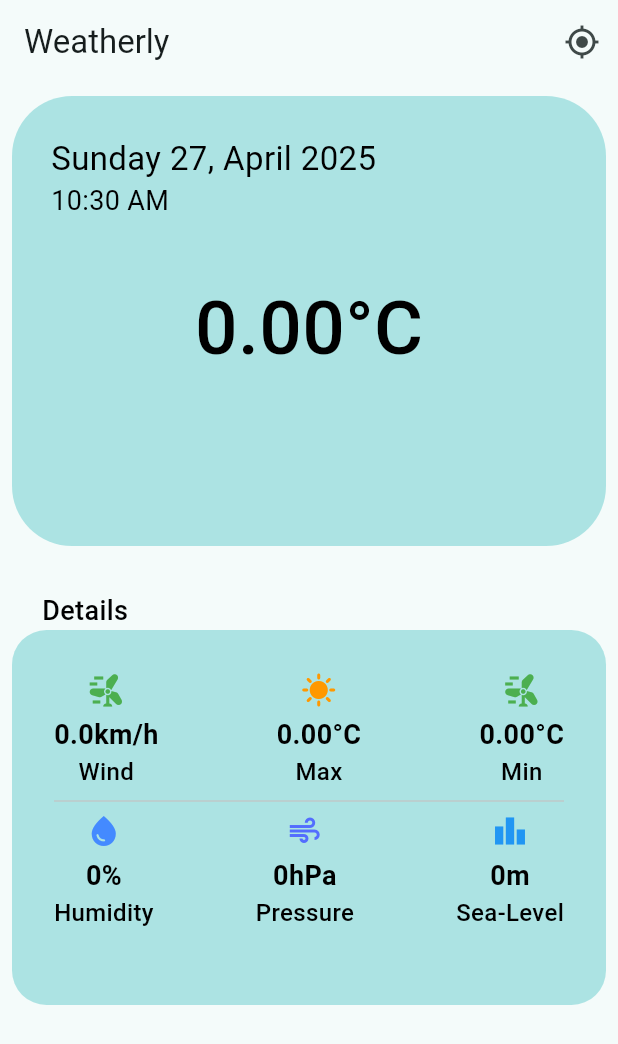
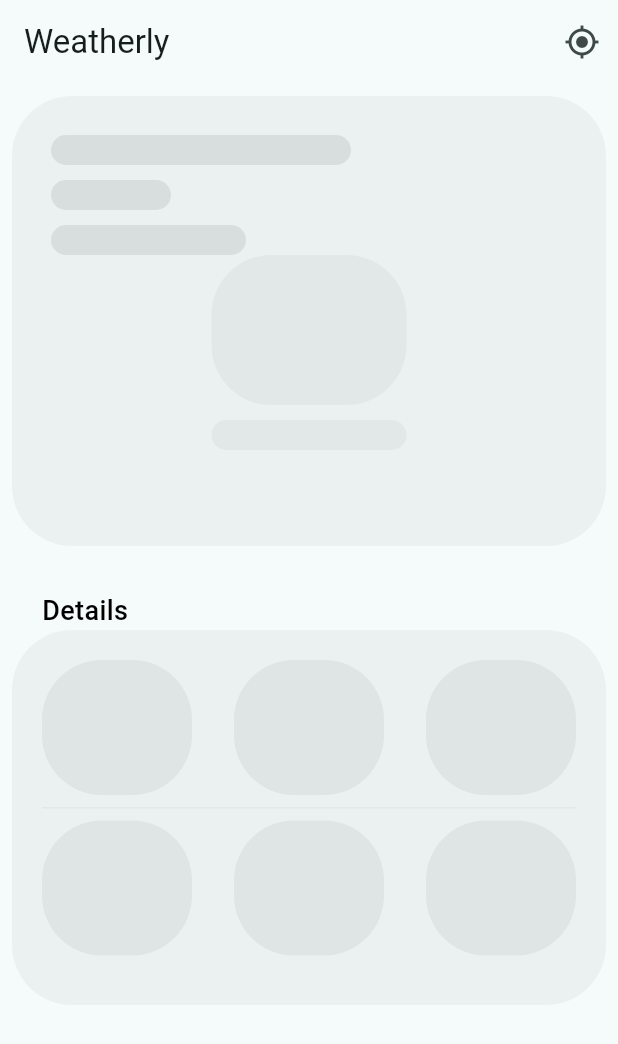
Before and after one commit to nafiurrahmansabbir/Weatherly, a Flutter app: the screen it shows after launch, on a phone screen of 412 x 824 dp. Shown: the top 1044 px of the screen. Run offline on Flutter 3.47's test engine with Material 3 defaults, Android fonts, the light colour scheme and no system bars; our stand-ins replace geolocator, get, lottie.

Commit message:
skelton loading implimentation

```diff
--- a/lib/ui/screens/home_screen.dart
+++ b/lib/ui/screens/home_screen.dart
@@ -1,11 +1,13 @@
-import 'dart:math';
-
 import 'package:flutter/material.dart';
 import 'package:intl/intl.dart';
-import 'package:weatherly/ui/utilities/app_colors.dart';
 import '../data/model/weather_model.dart';
 import '../data/service/services.dart';
 import 'package:geolocator/geolocator.dart';
+
+import '../widgets/loadin_animation/weather_details_info_card_skelton.dart';
+import '../widgets/weather_details_info_card.dart';
+import '../widgets/weather_info_card.dart';
+import '../widgets/loadin_animation/weather_info_card_skelton.dart';
 
 class HomeScreen extends StatefulWidget {
   const HomeScreen({super.key});
@@ -40,7 +42,9 @@ class _HomeScreenState extends State<HomeScreen> {
   }
 
   myWeather() {
-    isLoading = false;
+    setState(() {
+      isLoading = false;
+    });
     WeatherServices().fetchWeather(lat,lon).then((value) {
       setState(() {
         weather = value;
@@ -53,7 +57,6 @@ class _HomeScreenState extends State<HomeScreen> {
   void initState() {
     // TODO: implement initState
     super.initState();
-
     weather = WeatherData(
       name: '',
       temperature: Temperature(current: 0.0),
@@ -62,7 +65,6 @@ class _HomeScreenState extends State<HomeScreen> {
       maxTemperature: 0,
       minTemperature: 0,
       pressure: 0,
-
       weather: [],
       seaLevel: 0,
     );
@@ -75,6 +77,7 @@ class _HomeScreenState extends State<HomeScreen> {
       'EEEE d, MMMM yyyy',
     ).format(DateTime.now());
     String formattedTime = DateFormat('hh:mm a').format(DateTime.now());
+    double screenWidth=MediaQuery.of(context).size.width;
     return Scaffold(
       appBar: AppBar(
         title: Text('Weatherly'),
@@ -89,44 +92,10 @@ class _HomeScreenState extends State<HomeScreen> {
           child: Column(
             crossAxisAlignment: CrossAxisAlignment.start,
             children: [
-              Container(
-                height: 300,
-                width: MediaQuery.of(context).size.width,
-
-                decoration: BoxDecoration(
-                  color: AppColors.themeColor.withOpacity(0.3),
-                  borderRadius: BorderRadius.circular(40),
-                ),
-                child: Padding(
-                  padding: const EdgeInsets.all(26.0),
-                  child: Column(
-                    crossAxisAlignment: CrossAxisAlignment.start,
-                    children: [
-                      Text(formattedDate, style: TextStyle(fontSize: 22)),
-                      Text(formattedTime, style: TextStyle(fontSize: 18)),
-                      Text(weather.name, style: TextStyle(fontSize: 25)),
-                      SizedBox(),
-                      Center(
-                        child: Text(
-                          "${weather.temperature.current.toStringAsFixed(2)}°C",
-                          style: TextStyle(
-                            fontSize: 50,
-                            fontWeight: FontWeight.w500,
-                          ),
-                        ),
-                      ),
-                      const SizedBox(height: 10),
-                      if (weather.weather.isNotEmpty)
-                        Center(
-                          child: Text(
-                            weather.weather[0].main,
-                            style: TextStyle(fontSize: 24),
-                          ),
-                        ),
-                    ],
-                  ),
-                ),
-              ),
+              Visibility(
+                  visible: isLoading==true,
+                  replacement: WeatherInfoCardSkelton(screenWidth: screenWidth),
+                  child: WeatherInfoCard(formattedDate: formattedDate, formattedTime: formattedTime, weather: weather)),
 
               const SizedBox(height: 30),
               Padding(
@@ -136,122 +105,16 @@ class _HomeScreenState extends State<HomeScreen> {
                   style: TextStyle(fontSize: 18, fontWeight: FontWeight.w500),
                 ),
               ),
-              Container(
-                height: 250,
-                width: MediaQuery.of(context).size.width,
-                decoration: BoxDecoration(
-                  color: AppColors.themeColor.withOpacity(0.3),
-                  borderRadius: BorderRadius.circular(23),
-                ),
-                child: Padding(
-                  padding: const EdgeInsets.all(28.0),
-                  child: Column(
-                    children: [
-                      Row(
-                        mainAxisAlignment: MainAxisAlignment.spaceBetween,
-                        children: [
-                          Column(
-                            mainAxisAlignment: MainAxisAlignment.center,
-                            children: [
-                              const Icon(Icons.wind_power, color: Colors.green),
-                              const SizedBox(height: 5),
-                              weatherInfoCard(
-                                title: "Wind",
-                                value: "${weather.wind.speed}km/h",
-                              ),
-                            ],
-                          ),
-                          Column(
-                            mainAxisAlignment: MainAxisAlignment.center,
-                            children: [
-                              const Icon(Icons.sunny, color: Colors.orange),
-                              const SizedBox(height: 5),
-                              weatherInfoCard(
-                                title: "Max",
-                                value:
-                                    "${weather.maxTemperature.toStringAsFixed(2)}°C",
-                              ),
-                            ],
-                          ),
-                          Column(
-                            mainAxisAlignment: MainAxisAlignment.center,
-                            children: [
-                              const Icon(Icons.wind_power, color: Colors.green),
-                              const SizedBox(height: 5),
-                              weatherInfoCard(
-                                title: "Min",
-                                value:
-                                    "${weather.minTemperature.toStringAsFixed(2)}°C",
-                              ),
-                            ],
-                          ),
-                        ],
-                      ),
-                      const Divider(),
-                      Row(
-                        mainAxisAlignment: MainAxisAlignment.spaceBetween,
-                        children: [
-                          Column(
-                            mainAxisAlignment: MainAxisAlignment.center,
-                            children: [
-                              const Icon(
-                                Icons.water_drop,
-                                color: Colors.blueAccent,
-                              ),
-                              const SizedBox(height: 5),
-                              weatherInfoCard(
-                                title: "Humidity",
-                                value: "${weather.humidity}%",
-                              ),
-                            ],
-                          ),
-                          Column(
-                            mainAxisAlignment: MainAxisAlignment.center,
-                            children: [
-                              const Icon(Icons.air, color: Colors.indigoAccent),
-                              const SizedBox(height: 5),
-                              weatherInfoCard(
-                                title: "Pressure",
-                                value: "${weather.pressure}hPa",
-                              ),
-                            ],
-                          ),
-                          Column(
-                            mainAxisAlignment: MainAxisAlignment.center,
-                            children: [
-                              const Icon(Icons.leaderboard, color: Colors.blue),
-                              const SizedBox(height: 5),
-                              weatherInfoCard(
-                                title: "Sea-Level",
-                                value: "${weather.seaLevel}m",
-                              ),
-                            ],
-                          ),
-                        ],
-                      ),
-                    ],
-                  ),
-                ),
-              ),
+
+
+              Visibility(
+                visible: isLoading==true,
+                  replacement: WeatherDetailsInfoCardSkelton(),
+                  child: WeatherDetailsInfoCard(weather: weather,)),
             ],
           ),
         ),
       ),
     );
   }
-
-  Widget weatherInfoCard({required String title, required String value}) {
-    return Column(
-      children: [
-        Text(
-          value,
-          style: const TextStyle(fontWeight: FontWeight.w700, fontSize: 18),
-        ),
-        Text(
-          title,
-          style: const TextStyle(fontWeight: FontWeight.w500, fontSize: 16),
-        ),
-      ],
-    );
-  }
 }
--- /dev/null
+++ b/lib/ui/widgets/loadin_animation/skelton.dart
@@ -0,0 +1,22 @@
+import 'package:flutter/material.dart';
+
+class Skelton extends StatelessWidget {
+  const Skelton({
+    super.key, required this.height,  required this.width, required this.opacity, this.child,
+  });
+  final double height,width,opacity;
+  final Widget? child;
+
+  @override
+  Widget build(BuildContext context) {
+    return Container(
+      height: height,
+      width: width,
+      decoration: BoxDecoration(
+        color: Colors.black.withOpacity(opacity!),
+        borderRadius: BorderRadius.circular(40),
+      ),
+      child: child,
+    );
+  }
+}
--- /dev/null
+++ b/lib/ui/widgets/loadin_animation/weather_details_info_card_skelton.dart
@@ -0,0 +1,49 @@
+import 'package:flutter/material.dart';
+import 'package:weatherly/ui/widgets/loadin_animation/skelton.dart';
+
+class WeatherDetailsInfoCardSkelton extends StatelessWidget {
+  const WeatherDetailsInfoCardSkelton({
+    super.key,
+    // required this.screenWidth,
+  });
+
+  // final double screenWidth=;
+
+  final double boxHeight=90;
+  final double boxWidth=100;
+  final double boxOpacity=0.05;
+
+  @override
+  Widget build(BuildContext context) {
+    final double screenWidth=MediaQuery.of(context).size.width;
+    return Skelton(height: 250, width: screenWidth, opacity: 0.04,
+      child:Padding(
+        padding: const EdgeInsets.all(20.0),
+        child: Column(
+          children: [
+            Row(
+              mainAxisAlignment: MainAxisAlignment.spaceBetween,
+              children: [
+                Skelton(height:boxHeight, width: boxWidth, opacity: boxOpacity),
+                Skelton(height:boxHeight, width: boxWidth, opacity: boxOpacity),
+                Skelton(height:boxHeight, width: boxWidth, opacity: boxOpacity),
+              ],
+            ),
+            const SizedBox(height: 8,),
+            Skelton(height: 1, width: screenWidth, opacity: 0.04),
+            const SizedBox(height: 8,),
+            Row(
+              mainAxisAlignment: MainAxisAlignment.spaceBetween,
+              children: [
+                Skelton(height:boxHeight, width: boxWidth, opacity: boxOpacity),
+                Skelton(height:boxHeight, width: boxWidth, opacity: boxOpacity),
+                Skelton(height:boxHeight, width: boxWidth, opacity: boxOpacity),
+              ],
+            ),
+
+          ],
+        ),
+      ),
+    );
+  }
+}
--- /dev/null
+++ b/lib/ui/widgets/loadin_animation/weather_info_card_skelton.dart
@@ -0,0 +1,34 @@
+import 'package:flutter/material.dart';
+import 'package:weatherly/ui/widgets/loadin_animation/skelton.dart';
+
+class WeatherInfoCardSkelton extends StatelessWidget {
+  const WeatherInfoCardSkelton({
+    super.key,
+    required this.screenWidth,
+  });
+
+  final double screenWidth;
+
+  @override
+  Widget build(BuildContext context) {
+    return Skelton(height: 300,width: screenWidth,opacity: 0.04,
+      child: Padding(
+        padding: const EdgeInsets.all(26.0),
+        child: Column(
+          mainAxisAlignment: MainAxisAlignment.start,
+          crossAxisAlignment: CrossAxisAlignment.start,
+          children: [
+            Skelton(height: 20, width: 200, opacity: 0.08),
+            const SizedBox(height: 10,),
+            Skelton(height: 20, width: 80, opacity: 0.08),
+            const SizedBox(height: 10,),
+            Skelton(height: 20, width: 130, opacity: 0.08),
+            Center(child: Skelton(height: 100, width: 130, opacity: 0.04)),
+            const SizedBox(height: 10,),
+            Center(child: Skelton(height: 20, width: 130, opacity: 0.04)),
+          ],
+        ),
+      ),
+    );
+  }
+}
```
Also changed, not shown: lib/ui/widgets/weather_details_info_card.dart (added, +126 -0 lines), lib/ui/widgets/weather_info_card.dart (added, +59 -0 lines).
